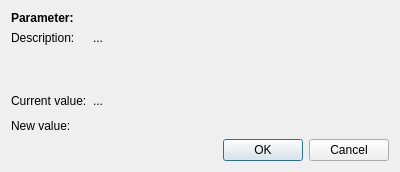
First picture: the form in nicos_ess/gui/panels/ui_files/devices_param.ui, repository ess-dmsc/nicos, before the edit.
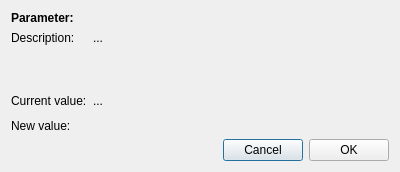
Second picture: the form after the edit.

Commit message: remove icons from device params

```diff
--- a/nicos_ess/gui/panels/ui_files/devices_param.ui
+++ b/nicos_ess/gui/panels/ui_files/devices_param.ui
@@ -21,14 +21,35 @@
   </property>
   <layout class="QGridLayout" name="gridLayout">
    <item row="6" column="0" colspan="2">
-    <widget class="QDialogButtonBox" name="buttonBox">
+    <layout class="QHBoxLayout" name="horizontalLayout_3">
+     <item>
+      <spacer name="horizontalSpacer">
      <property name="orientation">
       <enum>Qt::Horizontal</enum>
      </property>
-     <property name="standardButtons">
-      <set>QDialogButtonBox::Cancel|QDialogButtonBox::Ok</set>
-     </property>
-    </widget>
+       <property name="sizeHint" stdset="0">
+        <size>
+         <width>40</width>
+         <height>20</height>
+        </size>
+       </property>
+      </spacer>
+     </item>
+     <item>
+      <widget class="QPushButton" name="btn_cancel">
+       <property name="text">
+        <string>Cancel</string>
+       </property>
+      </widget>
+     </item>
+     <item>
+      <widget class="QPushButton" name="btn_ok">
+       <property name="text">
+        <string>OK</string>
+       </property>
+      </widget>
+     </item>
+    </layout>
    </item>
    <item row="1" column="1">
     <widget class="QLabel" name="paramDesc">
```
Left out of the diff: 9 changed lines with no effect on the pictures. Lines whose indentation alone changed are shown as unchanged. The commit also changes 2 other files.
